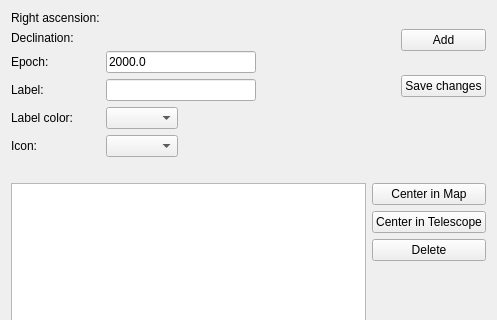
The window that kstars/tools/flagmanager.ui (KDE/kstars) describes before a commit, drawn with Qt 5; both pictures show x 0 to 497 and y 0 to 320 of the 497 by 473 pixel window.
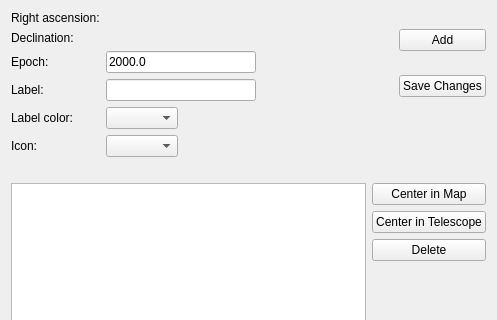
The same window after the commit. Custom widgets are drawn as their Qt base class.

```diff
--- a/kstars/tools/flagmanager.ui
+++ b/kstars/tools/flagmanager.ui
@@ -137,7 +137,7 @@
        <item>
         <widget class="QPushButton" name="saveButton">
          <property name="text">
-          <string>Save changes</string>
+          <string>Save Changes</string>
          </property>
         </widget>
        </item>
```
